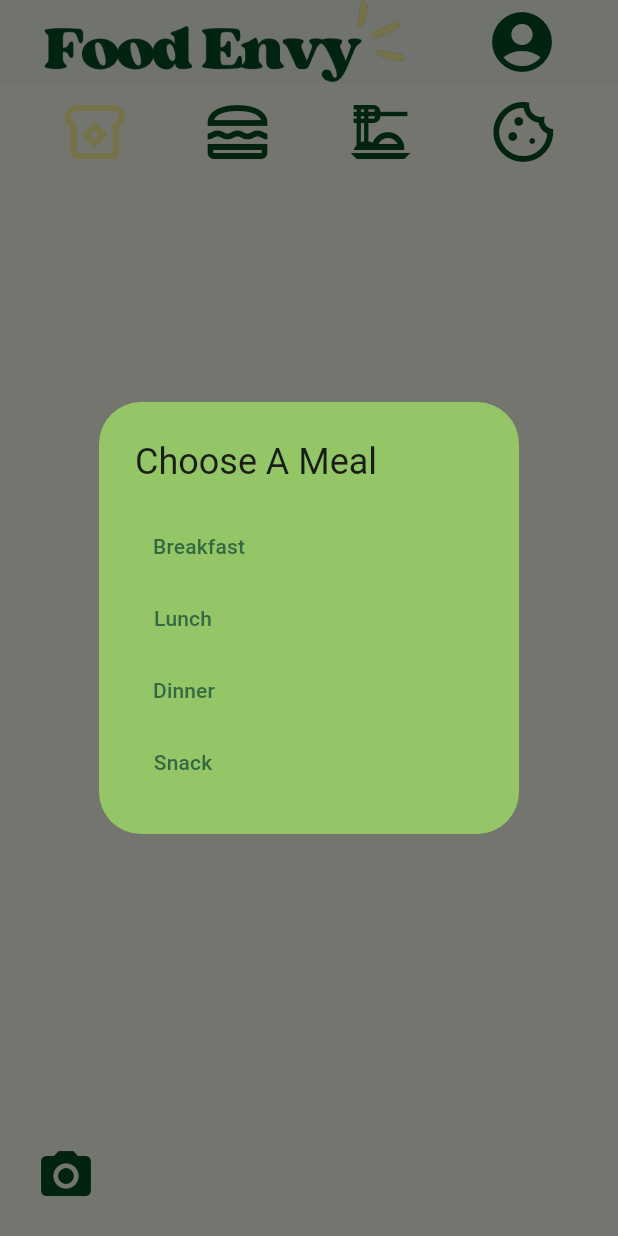
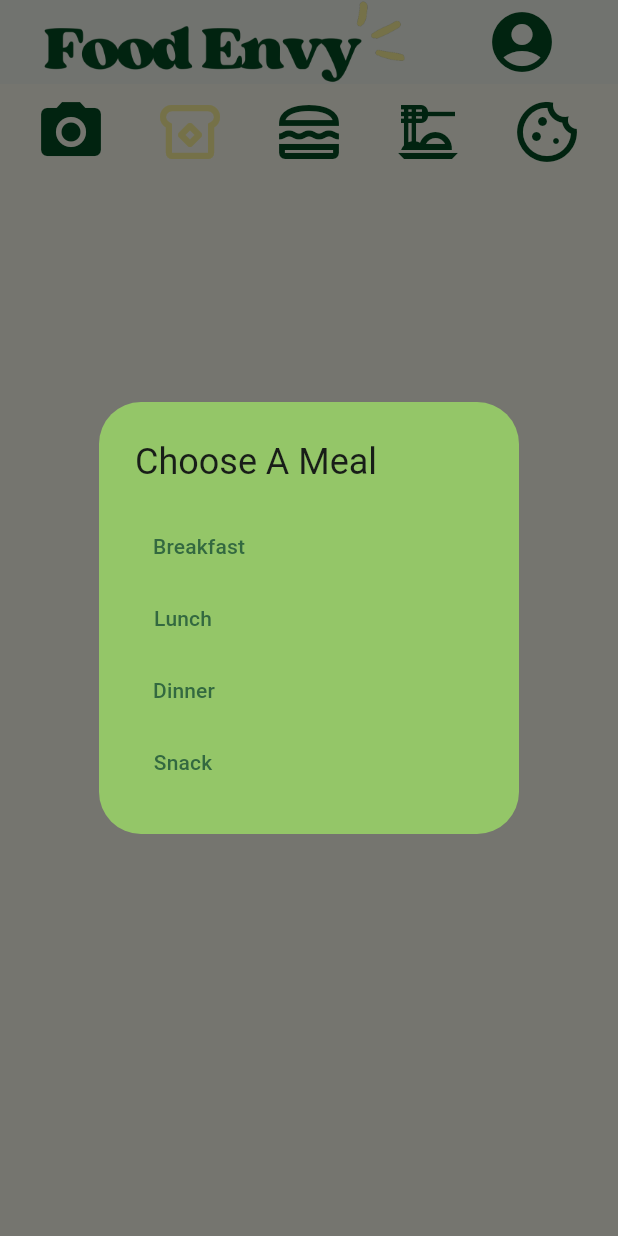
Before and after one commit to Food-Envy/food-envy-application, a Flutter app: the MyHomePage screen opened directly, after a tap on the "photo camera" icon, on a phone screen of 412 x 824 dp. Run offline on Flutter 3.47's test engine with Material 3 defaults, Android fonts, the phone set to English and light mode, and no system bars; our stand-ins replace cloud_firestore, firebase_auth, firebase_core, firebase_storage, image_cropper, image_picker and 1 more; missing offline and left inert: dart:ffi, firebase_ui_auth; accounts and stored records are empty; statements that could not run were skipped.

Commit message:
migrated to new firebase ui package

```diff
--- a/food_envy_application/lib/auth_gate.dart
+++ b/food_envy_application/lib/auth_gate.dart
@@ -1,6 +1,6 @@
-import 'package:firebase_auth/firebase_auth.dart';
+import 'package:firebase_auth/firebase_auth.dart' hide EmailAuthProvider;
 import 'package:flutter/material.dart';
-import 'package:flutterfire_ui/auth.dart';
+import 'package:firebase_ui_auth/firebase_ui_auth.dart';
 import 'package:food_envy_application/account_setup.dart';
 import 'package:food_envy_application/services/account_info.dart';
 import 'package:food_envy_application/services/util.dart';
@@ -38,8 +38,8 @@ class AuthGate extends StatelessWidget {
                 child: Image.asset("assets/images/noBkgPrimaryLogo.png"),
               );
             },
-            providerConfigs: const [
-              EmailProviderConfiguration(),
+            providers: [
+              EmailAuthProvider(),
             ],
           );
         }
--- a/food_envy_application/lib/bottom_app_bar.dart
+++ b/food_envy_application/lib/bottom_app_bar.dart
@@ -39,7 +39,7 @@ class FoodEnvyBottomAppBar extends StatelessWidget {
               File? imageFile = await takeImage(context);
               if (imageFile != null) {
                 // ignore: use_build_context_synchronously
-                Navigator.pushReplacement(
+                Navigator.push(
                     context,
                     MaterialPageRoute(
                         builder: (context) => PostUpload(
--- a/food_envy_application/lib/home_page.dart
+++ b/food_envy_application/lib/home_page.dart
@@ -14,6 +14,11 @@ import 'package:food_envy_application/services/comment_upload.dart';
 import 'package:food_envy_application/services/meal_helper.dart';
 import 'package:provider/provider.dart';
 import 'firebase_options.dart';
+import 'package:food_envy_application/post_upload.dart';
+import 'package:food_envy_application/services/account_info.dart';
+import 'package:food_envy_application/services/photo_helper.dart';
+import 'package:image_cropper/image_cropper.dart';
+import 'package:image_picker/image_picker.dart';
 
 class MyHomePage extends StatefulWidget {
   const MyHomePage({super.key, required this.title});
@@ -34,6 +39,7 @@ class MyHomePage extends StatefulWidget {
 }
 
 class _MyHomePageState extends State<MyHomePage> {
+  String mealToPost = "";
   UserProfile? providerUser;
   FirebaseFirestore db = FirebaseFirestore.instance;
   String currentMeal = "Breakfast";
@@ -122,7 +128,7 @@ class _MyHomePageState extends State<MyHomePage> {
       ),
       backgroundColor: const Color(
           0xfffffff3), // This trailing comma makes auto-formatting nicer for build methods.
-      bottomNavigationBar: FoodEnvyBottomAppBar(),
+      //bottomNavigationBar: FoodEnvyBottomAppBar(),
       body: ListView(children: [getMealSelectionRow(), getFriendsPosts()]),
     );
   }
@@ -204,6 +210,30 @@ class _MyHomePageState extends State<MyHomePage> {
     return Container(
       color: const Color(0xfffffff3),
       child: Row(mainAxisAlignment: MainAxisAlignment.spaceEvenly, children: [
+        IconButton(
+          icon: const Icon(
+            Icons.photo_camera,
+            size: 48,
+            color: Color(0xFF034D22),
+          ),
+          onPressed: () async {
+            mealToPost = "";
+            await showMenu(context);
+            if (mealToPost != "") {
+              File? imageFile = await takeImage(context);
+              if (imageFile != null) {
+                // ignore: use_build_context_synchronously
+                Navigator.push(
+                    context,
+                    MaterialPageRoute(
+                        builder: (context) => PostUpload(
+                              image: imageFile,
+                              meal: mealToPost,
+                            )));
+              }
+            }
+          },
+        ),
         IconButton(
             onPressed: () async {
               print("reached");
@@ -363,4 +393,86 @@ class _MyHomePageState extends State<MyHomePage> {
     );
     return toReturn;
   }
+
+  Future<File?> takeImage(BuildContext context) async {
+    final imgPicker = ImagePicker();
+    try {
+      final pickedFile = await imgPicker.pickImage(source: ImageSource.camera);
+
+      if (pickedFile != null) {
+        File imageFile = File(pickedFile.path);
+        imageFile = await cropImage(imageFile);
+        return imageFile;
+        //await storeImage(imageFile);
+      } else {
+        // User canceled image picking
+        print("User canceled their image upload");
+      }
+    } catch (e) {
+      print("Error picking and uploading image: $e");
+    }
+    return null;
+  }
+
+  Future<File> cropImage(File image) async {
+    CroppedFile? result = await ImageCropper().cropImage(
+        sourcePath: image.path,
+        aspectRatio: const CropAspectRatio(ratioX: 1, ratioY: 1),
+        aspectRatioPresets: [CropAspectRatioPreset.square]);
+
+    if (result != null) {
+      return File(result.path);
+    } else {
+      return image;
+    }
+  }
+
+  Future<void> showMenu(BuildContext context) {
+    return showDialog<void>(
+        context: context,
+        builder: (BuildContext context) {
+          return AlertDialog(
+            title: Text("Choose A Meal"),
+            backgroundColor: const Color(0xFF94C668),
+            content: Column(mainAxisSize: MainAxisSize.min, children: [
+              Align(
+                alignment: Alignment.centerLeft,
+                child: TextButton(
+                    onPressed: () {
+                      mealToPost = "Breakfast";
+                      Navigator.pop(context);
+                    },
+                    child: Text("Breakfast")),
+              ),
+              Align(
+                alignment: Alignment.centerLeft,
+                child: TextButton(
+                    onPressed: () {
+                      mealToPost = "Lunch";
+                      Navigator.pop(context);
+                    },
+                    child: Text("Lunch")),
+              ),
+              Align(
+                alignment: Alignment.centerLeft,
+                child: TextButton(
+                    onPressed: () {
+                      mealToPost = "Dinner";
+                      Navigator.pop(context);
+                    },
+                    child: Text("Dinner")),
+              ),
+              Align(
+                alignment: Alignment.centerLeft,
+                child: TextButton(
+                    onPressed: () {
+                      mealToPost = "Snack";
+                      Navigator.pop(context);
+                    },
+                    child: Text("Snack")),
+              ),
+            ]),
+          );
+        });
+  }
 }
--- a/food_envy_application/pubspec.yaml
+++ b/food_envy_application/pubspec.yaml
@@ -37,12 +37,13 @@ dependencies:
   cupertino_icons: ^1.0.2
   firebase_core: ^2.16.0
   firebase_auth: ^4.10.0
-  flutterfire_ui: ^0.4.3+20
   google_sign_in: ^5.4.4
   provider: ^6.0.5
   image_picker: ^1.0.4
   image_cropper: ^5.0.0
   firebase_storage: ^11.5.1
+  firebase_ui_auth: ^1.13.1
+  cloud_firestore: ^4.15.7
 
 dev_dependencies:
   flutter_test:
```
Also changed, not shown: food_envy_application/lib/post_upload.dart (+14 -12 lines), food_envy_application/pubspec.lock, 1 other file.
